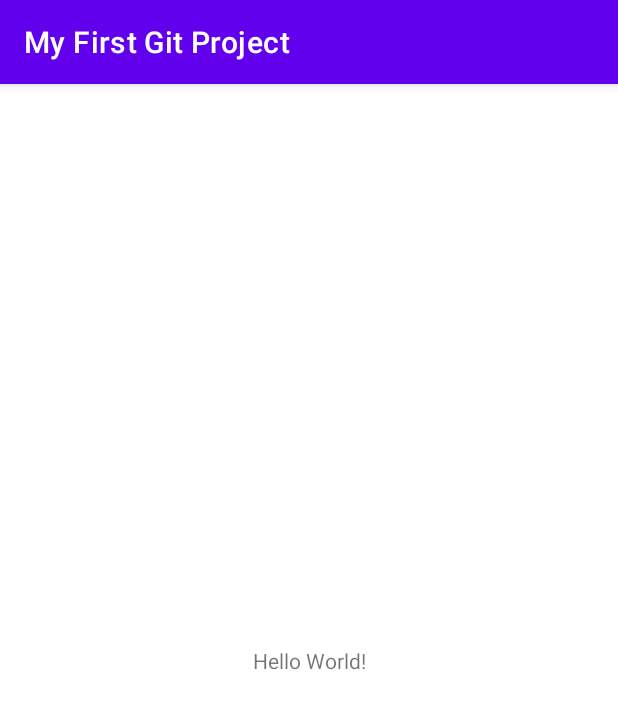
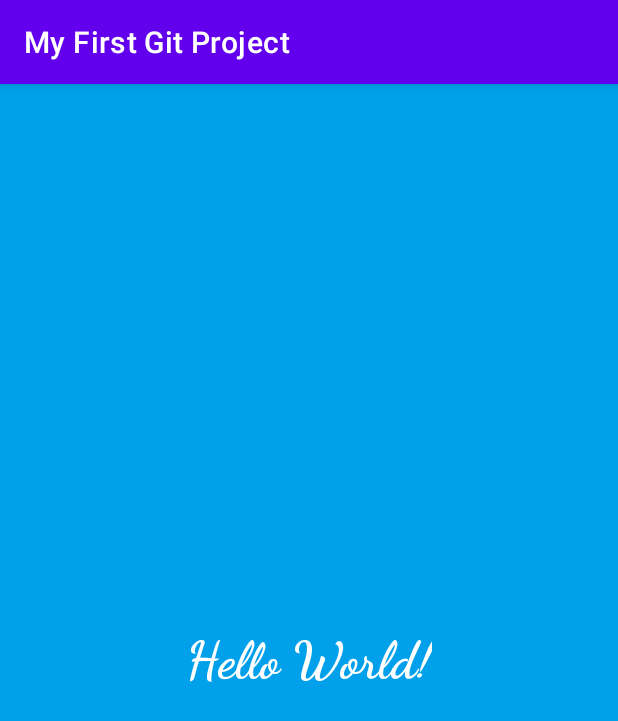
Before and after one commit to jekispank/MyFirstGitProject, an Android app: the screen it shows after launch (MainActivity), on a phone screen of 412 x 824 dp. Shown: the top 721 px of the screen. Run offline under Robolectric (Android 15) with nearby library versions, the phone set to English and light mode, and no system bars.

Commit message:
Changing design. Background color, text color, text size and font were changed.

```diff
--- a/app/build.gradle
+++ b/app/build.gradle
@@ -4,7 +4,7 @@ plugins {
 }
 
 android {
-    compileSdk 32
+    compileSdk 33
 
     defaultConfig {
         applicationId "com.example.myfirstgitproject"
--- a/app/src/main/res/layout/activity_main.xml
+++ b/app/src/main/res/layout/activity_main.xml
@@ -4,12 +4,17 @@
     xmlns:tools="http://schemas.android.com/tools"
     android:layout_width="match_parent"
     android:layout_height="match_parent"
+    android:background="#00A0EB"
     tools:context=".MainActivity">
 
     <TextView
         android:layout_width="wrap_content"
         android:layout_height="wrap_content"
         android:text="Hello World!"
+        android:textSize="34sp"
+        android:textStyle="bold"
+        android:textColor="#FFFFFF"
+        app:fontFamily="cursive"
         app:layout_constraintBottom_toBottomOf="parent"
         app:layout_constraintEnd_toEndOf="parent"
         app:layout_constraintStart_toStartOf="parent"
```
